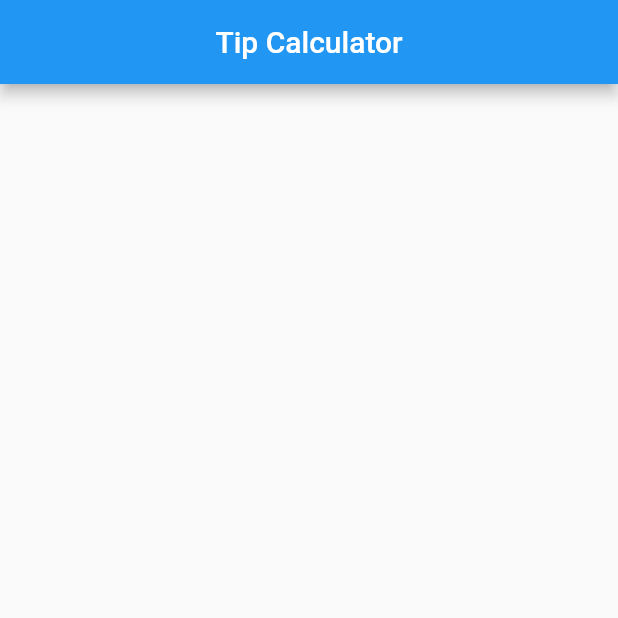
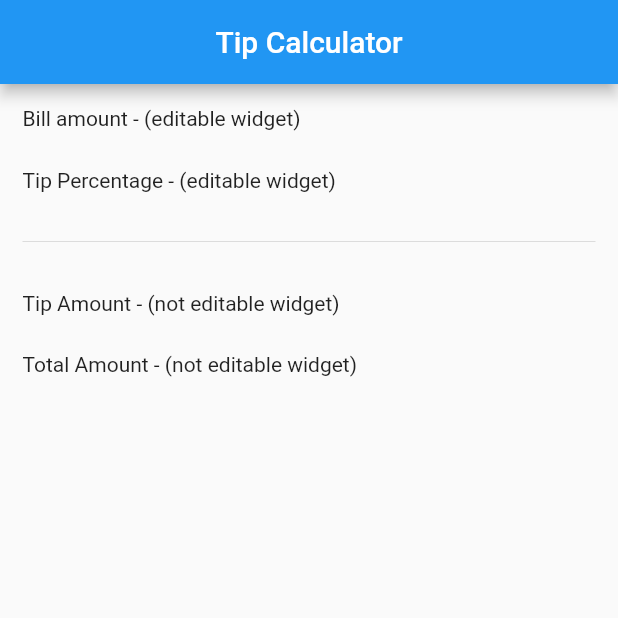
Before and after one commit to MichaelKMalak/simple_tip_calculator, a Flutter app: the screen it shows after launch, on a phone screen of 412 x 824 dp, the top half of it. Run offline on Flutter 3.47's test engine with Material 2 defaults, Android fonts, the phone set to English and light mode, and no system bars.

Commit message:
feat: create placeholder layout

```diff
--- a/lib/tip_calculator.dart
+++ b/lib/tip_calculator.dart
@@ -15,7 +15,20 @@ class _TipCalculatorState extends State<TipCalculator> {
         title: Text('Tip Calculator'),
         centerTitle: true,
       ),
-      body: Container(),
+      body: ListView(
+        padding: EdgeInsets.all(15),
+        children: <Widget>[
+          Text('Bill amount - (editable widget)'),
+          SizedBox(height: 25),
+          Text('Tip Percentage - (editable widget)'),
+          SizedBox(height: 25),
+          Divider(),
+          SizedBox(height: 25),
+          Text('Tip Amount - (not editable widget)'),
+          SizedBox(height: 25),
+          Text('Total Amount - (not editable widget)')
+        ],
+      ),
     );
   }
 }
```
Also changed, not shown: 1 other file.
